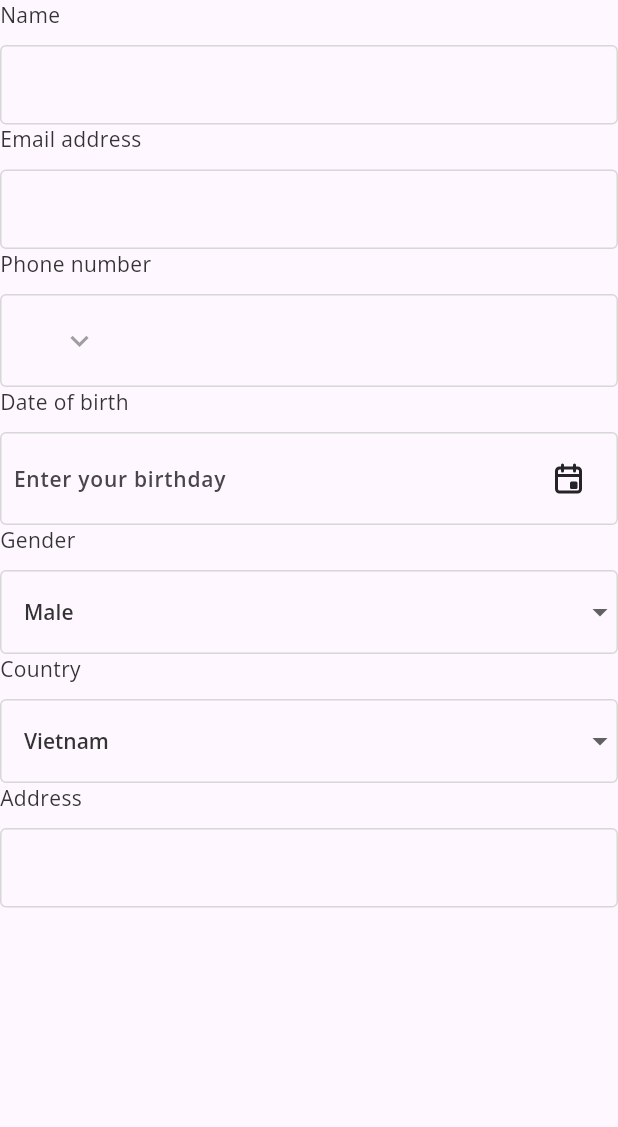
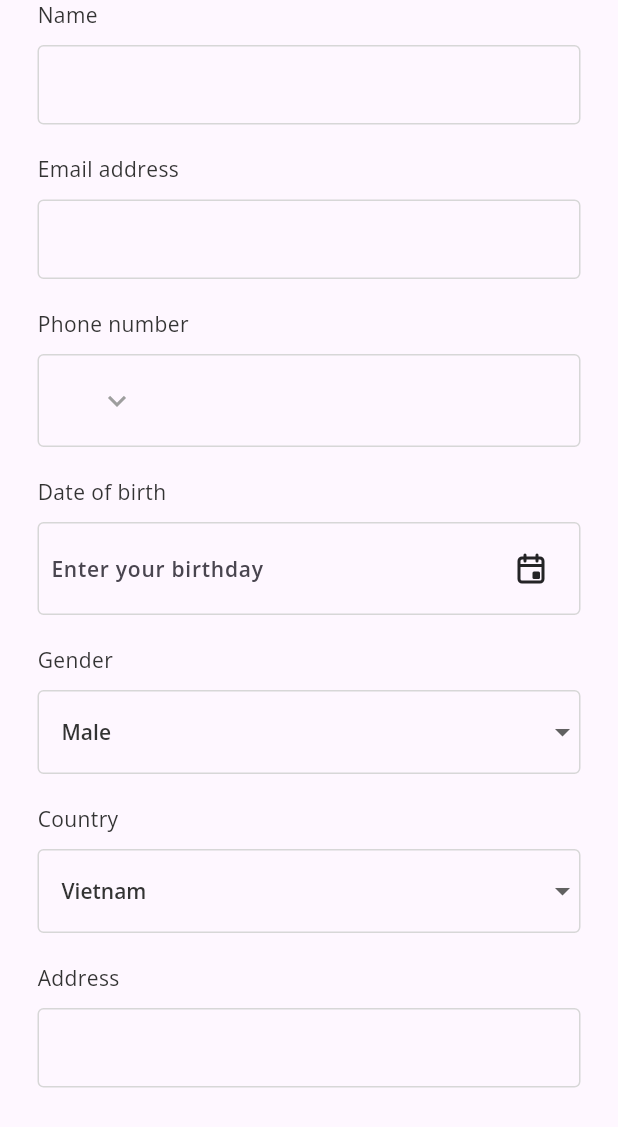
Before and after one commit to hieuu123/HeyYoTrip, a Flutter app: the EditInformationSection widget shown alone on an empty page, opened directly with empty values, on a phone screen of 412 x 824 dp. Shown: the top 1127 px of the screen. Run offline on Flutter 3.47's test engine with Material 3 defaults, Android fonts, the phone set to English and light mode, and no system bars; our stand-ins replace flutter_bloc, flutter_svg, go_router.

Commit message:
add padding to edit screen

```diff
--- a/lib/modules/profile/widget/edit_information_section.dart
+++ b/lib/modules/profile/widget/edit_information_section.dart
@@ -27,19 +27,26 @@ class EditInformationSection extends StatelessWidget {
 
   @override
   Widget build(BuildContext context) {
-    return Column(
+    return Padding(
+      padding: const EdgeInsets.symmetric(horizontal: 25),
+      child: Column(
         children: [
           EditInformationField(
             title: 'Name',
             value: nameController.text,
             controller: nameController,
           ),
-        EditInformationField(
+          Padding(
+            padding: const EdgeInsets.only(top: 20),
+            child: EditInformationField(
               title: 'Email address',
               value: emailController.text,
               controller: emailController,
             ),
-        EditInformationField(
+          ),
+          Padding(
+            padding: const EdgeInsets.only(top: 20),
+            child: EditInformationField(
               title: 'Phone number',
               value: phoneController.text,
               controller: phoneController,
@@ -47,30 +54,44 @@ class EditInformationSection extends StatelessWidget {
               isPhone: true,
               onCountryChanged: onCountryChanged,
             ),
-        EditInformationField(
+          ),
+          Padding(
+            padding: const EdgeInsets.only(top: 20),
+            child: EditInformationField(
               title: 'Date of birth',
               value: birthController.text,
               controller: birthController,
               isBirthday: true,
             ),
-        EditInformationField(
+          ),
+          Padding(
+            padding: const EdgeInsets.only(top: 20),
+            child: EditInformationField(
               title: 'Gender',
               value: genderController.text,
               controller: genderController,
               isGender: true,
             ),
-        EditInformationField(
+          ),
+          Padding(
+            padding: const EdgeInsets.only(top: 20),
+            child: EditInformationField(
               title: 'Country',
               value: countryController.text,
               controller: countryController,
               isCountry: true,
             ),
-        EditInformationField(
+          ),
+          Padding(
+            padding: const EdgeInsets.symmetric(vertical: 20),
+            child: EditInformationField(
               title: 'Address',
               value: addressController.text,
               controller: addressController,
             ),
+          ),
         ],
+      ),
     );
   }
 }
```
Also changed, not shown: lib/main.dart (line endings or trailing spaces). Lines whose indentation alone changed are shown as unchanged.
